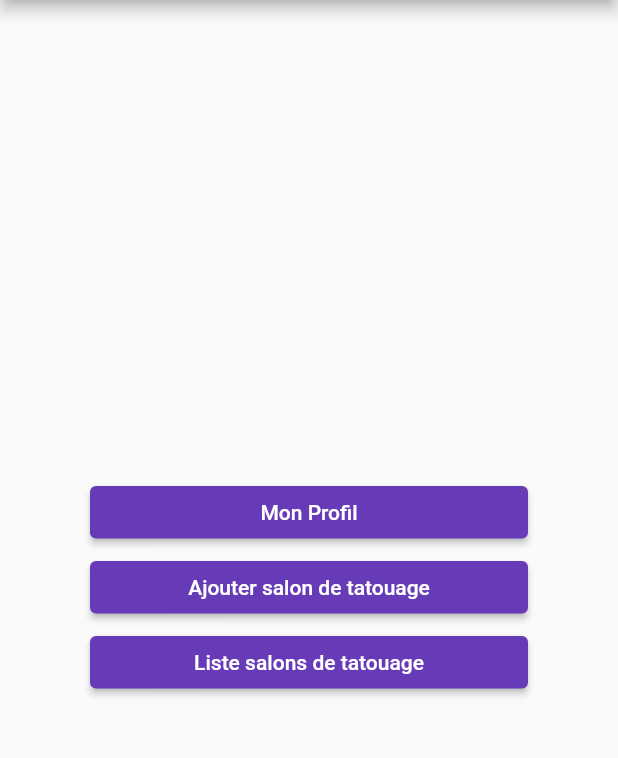
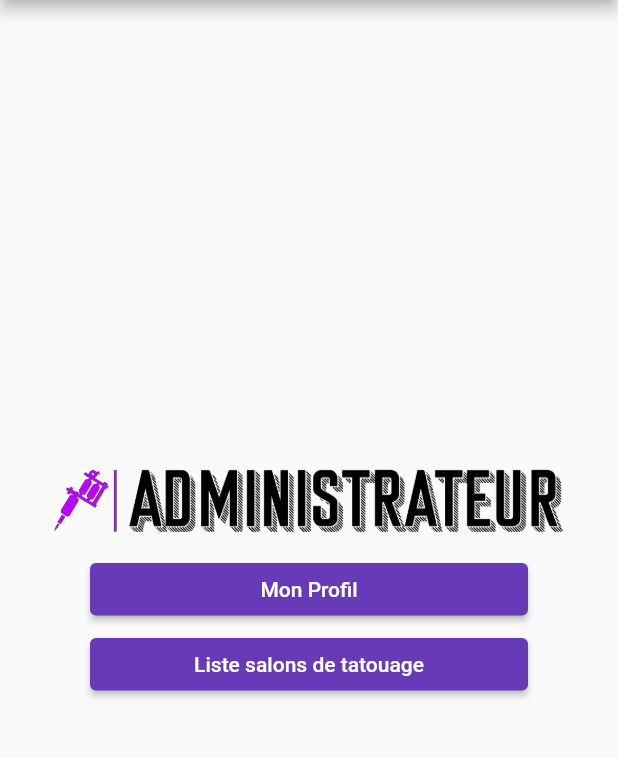
Before and after one commit to WoodY674/IdeaInker_App_CodingFactory, a Flutter app: the Menu screen opened by its route, on a phone screen of 412 x 824 dp, the part 84-842 px from its top. Run offline on Flutter 3.47's test engine with Material 2 defaults, Android fonts, the phone set to English and light mode, and no system bars; our stand-ins replace convex_bottom_bar, fluttertoast, google_maps_flutter, image_picker, permission_handler, streaming_shared_preferences; missing offline and left inert: geocode, image_picker_for_web, shared_preferences_web; accounts and stored records are empty; network calls fail.

Commit message:
edit logo salonList

```diff
--- a/lib/Pages/menu.dart
+++ b/lib/Pages/menu.dart
@@ -41,6 +41,7 @@ class _Menu extends State<Menu> {
             shrinkWrap: true,
             padding: const EdgeInsets.all(20.0),
             children: <Widget>[
+              Image.asset('assets/admin.png'),
               Container(
                   height: 50,
                   padding: const EdgeInsets.fromLTRB(30, 15, 30, 0),
@@ -50,22 +51,6 @@ class _Menu extends State<Menu> {
                       Navigator.push(
                         context,
                         MaterialPageRoute(builder: (context) => const ProfilUser()),
-                      );
-                    },
-                    style: ButtonStyle(
-                        backgroundColor: MaterialStateProperty.all(Colors.deepPurple)
-                    ),
-                  )
-              ),
-              Container(
-                  height: 50,
-                  padding: const EdgeInsets.fromLTRB(30, 15, 30, 0),
-                  child: ElevatedButton(
-                    child: const Text('Ajouter salon de tatouage'),
-                    onPressed: () {
-                      Navigator.push(
-                        context,
-                        MaterialPageRoute(builder: (context) => const AddShop()),
                       );
                     },
                     style: ButtonStyle(
```
Also changed, not shown: lib/Pages/ProfilUser.dart (+12 -4 lines), lib/Pages/listShop.dart (+13 -1 lines), assets/admin.png (added), assets/photo-salon.png (added).
